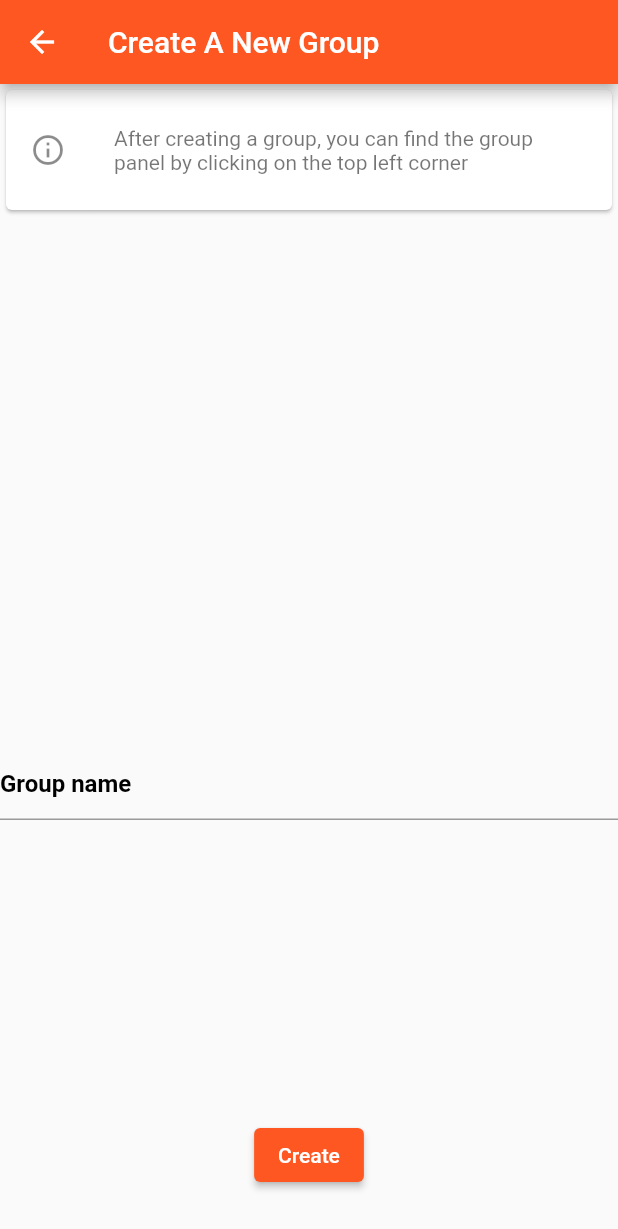
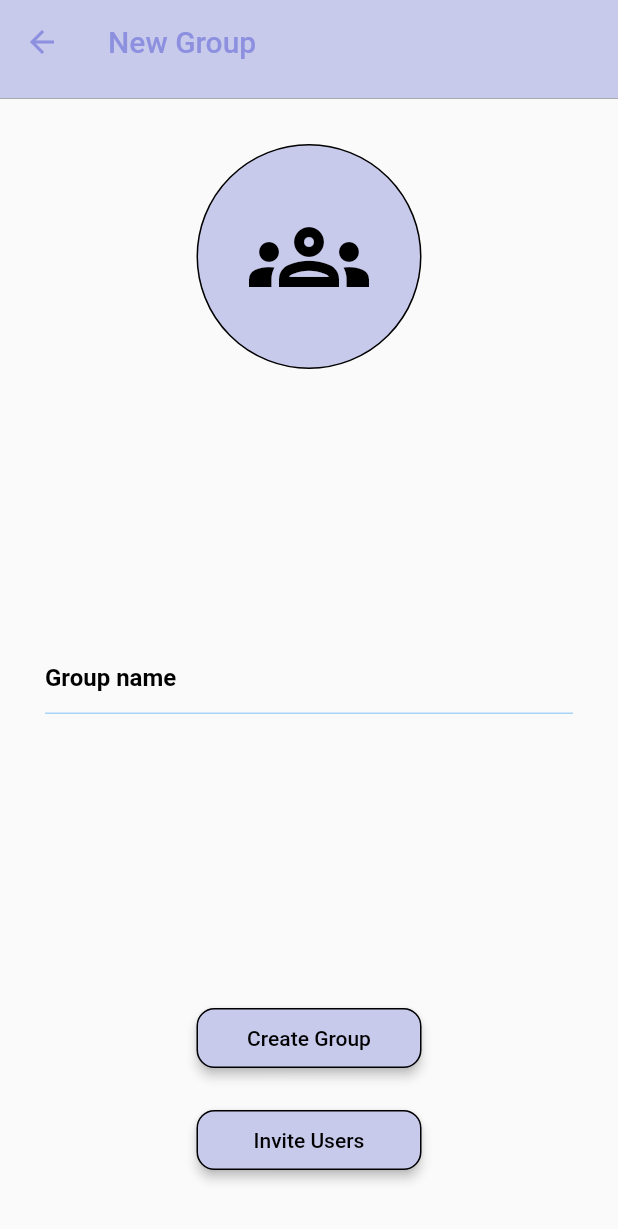
Before and after one commit to ubclaunchpad/task-scheduling, a Flutter app: the CreateGroup screen opened directly with empty values, on a phone screen of 412 x 824 dp. Shown: the top 1229 px of the screen. Run offline on Flutter 3.47's test engine with Material 2 defaults, Android fonts, the phone set to English and light mode, and no system bars; our stand-ins replace cloud_firestore, date_format, firebase_auth, firebase_core, google_sign_in, sliding_up_panel and 1 more; missing offline and left inert: cloud_firestore_web, firebase_auth_web, firebase_core_web, google_sign_in_web; accounts and stored records are empty.

Commit message:
Implemented some boilerplate code for new designs and groups (#29)
* Added sliding panel for user, implemented a bit of themes and a button layout

* updates

```diff
--- a/frontend/lib/main.dart
+++ b/frontend/lib/main.dart
@@ -1,6 +1,7 @@
 import 'package:flutter/material.dart';
 import 'package:firebase_core/firebase_core.dart';
 import 'src/authentication_home_page.dart';
+import 'styles/theme.dart';
 
 void main() async {
   WidgetsFlutterBinding.ensureInitialized();
@@ -18,9 +19,7 @@ class TaskScheduler extends StatelessWidget {
   Widget build(BuildContext context) {
     return MaterialApp(
       title: 'Index',
-      theme: ThemeData(
-          primaryColor: Color.fromRGBO(255, 244, 208, 1.0),
-          primarySwatch: Colors.deepOrange),
+      theme: themeDataDark,
       home: const LoginPage(),
     );
   }
--- a/frontend/lib/src/create_group.dart
+++ b/frontend/lib/src/create_group.dart
@@ -1,6 +1,8 @@
-import 'package:flutter/foundation.dart';
 import 'package:flutter/material.dart';
 import 'package:cloud_firestore/cloud_firestore.dart';
+import 'package:lp_task_scheduler/styles/theme.dart';
+import 'package:lp_task_scheduler/widgets/button.dart';
+import 'package:lp_task_scheduler/widgets/invite_panel.dart';
 
 class CreateGroup extends StatefulWidget {
   const CreateGroup({Key? key, required this.id}) : super(key: key);
@@ -24,6 +26,74 @@ class _CreateGroup extends State<CreateGroup> {
     super.dispose();
   }
 
+  @override
+  Widget build(BuildContext context) {
+    return Scaffold(
+      appBar: AppBar(
+          elevation: 0,
+          bottom: PreferredSize(
+              child: Container(
+                color: Colors.grey,
+                height: 0.5,
+              ),
+              preferredSize: const Size.fromHeight(10.0)),
+          title: const Text("New Group")),
+      body: Container(
+        margin: const EdgeInsets.only(top: 30, bottom: 30),
+        child: Column(
+            mainAxisAlignment: MainAxisAlignment.spaceBetween,
+            children: [
+              Stack(
+                alignment: AlignmentDirectional.center,
+                children: [
+                  Container(
+                    width: 150,
+                    height: 150,
+                    decoration: BoxDecoration(
+                        border: Border.all(
+                          color: Colors.black,
+                          width: 1,
+                        ),
+                        borderRadius: BorderRadius.circular(100),
+                        color: scheme.primary),
+                  ),
+                  const Icon(
+                    Icons.groups_outlined,
+                    size: 80,
+                    color: Colors.black,
+                  ),
+                ],
+              ),
+              Container(
+                padding: EdgeInsets.all(30),
+                child: TextField(
+                  controller: myController,
+                  decoration: const InputDecoration(
+                    //border: InputBorder.none,
+                    hintText: "Group name",
+                    hintStyle: TextStyle(
+                      fontWeight: FontWeight.bold,
+                      fontSize: 16,
+                      decoration: TextDecoration.none,
+                      color: Colors.black,
+                    ),
+                  ),
+                ),
+              ),
+              Column(
+                children: [
+                  Button(
+                      label: "Create Group", onPressedF: () => createAGroup()),
+                  Button(
+                      label: "Invite Users",
+                      onPressedF: () => _showCupertinoDialog()),
+                ],
+              ),
+            ]),
+      ),
+    );
+  }
+
   void createAGroup() async {
     CollectionReference ref = FirebaseFirestore.instance.collection("groups");
     ref.add({
@@ -42,58 +112,22 @@ class _CreateGroup extends State<CreateGroup> {
     });
   }
 
-  @override
-  Widget build(BuildContext context) {
-    return Scaffold(
-      appBar: AppBar(
-        title: const Text('Create A New Group'),
-      ),
-      body: Container(
-        margin: const EdgeInsets.only(bottom: 30),
-        child: Column(
-            mainAxisAlignment: MainAxisAlignment.spaceBetween,
-            children: [
-              const Card(
-                child: Padding(
-                  padding: EdgeInsets.only(top: 20.0, bottom: 20.0),
-                  child: ListTile(
-                    leading: Icon(Icons.info_outlined),
-                    subtitle: Text(
-                        'After creating a group, you can find the group panel by clicking on the top left corner'),
-                  ),
-                ),
-              ),
-              Text(widget.id),
-              TextField(
-                controller: myController,
-                decoration: const InputDecoration(
-                  //border: InputBorder.none,
-                  hintText: "Group name",
-                  hintStyle: TextStyle(
-                    fontWeight: FontWeight.bold,
-                    fontSize: 16,
-                    decoration: TextDecoration.none,
-                    color: Colors.black,
-                  ),
-                ),
-              ),
-              Container(
-                margin: const EdgeInsets.only(top: 30),
-                child: Column(
-                  children: [
-                    ElevatedButton(
-                      onPressed: () {
-                        createAGroup();
-                        // Navigator.pop(context);
-                      },
-                      child: const Text('Create'),
-                    ),
-                  ],
-                ),
-                // width: MediaQuery.of(context).size.width,
-              ),
-            ]),
-      ),
-    );
+  _dismissDialog() {
+    Navigator.pop(context);
+  }
+
+  void _showCupertinoDialog() {
+    showDialog(
+        context: context,
+        builder: (context) {
+          return Center(
+            child: Container(
+                width: MediaQuery.of(context).size.width * 0.8,
+                height: MediaQuery.of(context).size.height * 0.6,
+                child: Scaffold(
+                    backgroundColor: Colors.transparent,
+                    body: Center(child: InvitePanel(id: "ss")))),
+          );
+        });
   }
 }
--- a/frontend/lib/src/task_main_page.dart
+++ b/frontend/lib/src/task_main_page.dart
@@ -1,5 +1,4 @@
 import 'package:firebase_auth/firebase_auth.dart';
-import 'package:flutter/foundation.dart';
 import 'package:lp_task_scheduler/widgets/group_panel.dart';
 import 'package:lp_task_scheduler/widgets/invite_panel.dart';
 import 'package:sliding_up_panel/sliding_up_panel.dart';
@@ -7,6 +6,7 @@ import 'package:flutter/material.dart';
 import 'package:cloud_firestore/cloud_firestore.dart';
 import 'package:lp_task_scheduler/widgets/new_task_panel.dart';
 import 'package:lp_task_scheduler/widgets/stream_task_list.dart';
+import 'package:lp_task_scheduler/widgets/side_panel.dart';
 
 enum PanelOptions { GROUPS, INVITE, DEFAULT }
 
@@ -89,7 +89,6 @@ class _MyTaskPageState extends State<TaskPage> {
       return Scaffold(
         appBar: AppBar(
           title: const Text("NOT CONNECTED TO FIREBASE"),
-          backgroundColor: const Color(0xff885566),
         ),
       );
     }
@@ -224,6 +223,9 @@ class _MyTaskPageState extends State<TaskPage> {
 
               backgroundColor: Colors.white,
             ),
+            drawer: Drawer(
+                child: SidePanel(
+                    user: widget.user, parent: context, change: setId)),
             body: Stack(
               children: [
                 Container(
--- /dev/null
+++ b/frontend/lib/styles/theme.dart
@@ -0,0 +1,43 @@
+import 'package:flutter/material.dart';
+
+/**
+ * Main area to modify styles for widgets
+ * NOTE: It's a work in progress - Subject to change
+ *
+ */
+
+ThemeData themeDataDark = ThemeData(colorScheme: scheme);
+
+ColorScheme scheme = const ColorScheme(
+    brightness: Brightness.light,
+    primary: Color.fromARGB(255, 200, 202, 236),
+    onPrimary: Color.fromARGB(255, 140, 144, 223),
+    secondary: Colors.red,
+    onSecondary: Colors.blue,
+    error: Colors.red,
+    onError: Colors.red,
+    background: Colors.blue,
+    onBackground: Colors.blue,
+    surface: Colors.blue,
+    onSurface: Colors.blue);
+
+ButtonStyle primaryButtonStyle = ButtonStyle(
+  enableFeedback: true,
+  padding:
+      MaterialStateProperty.all(const EdgeInsets.only(top: 10, bottom: 10)),
+  maximumSize: MaterialStateProperty.all(const Size(150, 100)),
+  minimumSize: MaterialStateProperty.all(const Size(150, 40)),
+  elevation: MaterialStateProperty.all<double?>(3),
+  backgroundColor: MaterialStateProperty.all(scheme.primary),
+  overlayColor: MaterialStateProperty.all(scheme.onPrimary),
+  side: MaterialStateProperty.all(
+    const BorderSide(
+      color: Colors.black,
+      width: 1,
+    ),
+  ),
+  shape:
+      MaterialStateProperty.all<RoundedRectangleBorder>(RoundedRectangleBorder(
+    borderRadius: BorderRadius.circular(12.0),
+  )),
+);
--- /dev/null
+++ b/frontend/lib/widgets/button.dart
@@ -0,0 +1,47 @@
+import 'package:flutter/material.dart';
+import 'package:lp_task_scheduler/styles/theme.dart';
+
+class Button extends StatelessWidget {
+  const Button(
+      {Key? key,
+      required this.label,
+      required this.onPressedF,
+      this.iconData,
+      this.isPrimary})
+      : super(key: key);
+  final String label;
+  final Function onPressedF;
+  final IconData? iconData;
+  final bool? isPrimary;
+
+  @override
+  Widget build(BuildContext context) {
+    return Container(
+        margin: const EdgeInsets.all(10),
+        // width: MediaQuery.of(context).size.width * 0.8,
+        padding: EdgeInsets.zero,
+        child: iconData != null
+            ? TextButton.icon(
+                autofocus: true,
+                style: primaryButtonStyle,
+                onLongPress: () => onPressedF(),
+                icon: Icon(
+                  iconData,
+                  color: Colors.black,
+                ),
+                label: Text(
+                  label,
+                  style: const TextStyle(color: Colors.black),
+                ),
+                onPressed: () => onPressedF())
+            : TextButton(
+                autofocus: true,
+                style: primaryButtonStyle,
+                onLongPress: () => {},
+                child: Text(
+                  label,
+                  style: const TextStyle(color: Colors.black),
+                ),
+                onPressed: () => {onPressedF()}));
+  }
+}
```
Also changed, not shown: frontend/lib/widgets/invite_panel.dart (+35 -35 lines), frontend/lib/widgets/side_panel.dart (added, +199 -0 lines), frontend/pubspec.lock, 2 other files.
